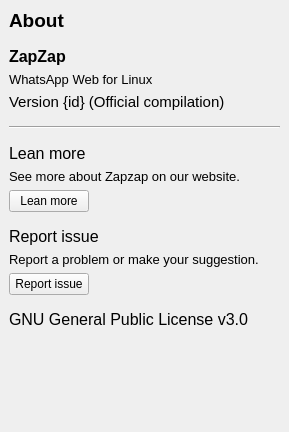
Above: zapzap/view/ui/about_page.ui from jmbatistav/zapzap before the change. Below: the same form after it.
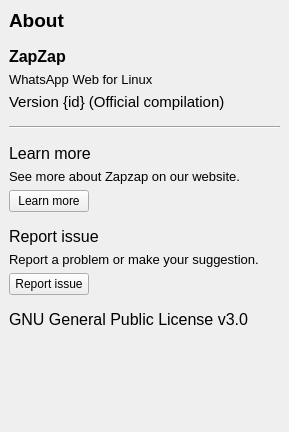
That is the form after the change.

Commit message: Fixed typo in label and button: 'Lean more' changed to 'Learn more'

Diff of the .ui file:
```diff
--- a/zapzap/view/ui/about_page.ui
+++ b/zapzap/view/ui/about_page.ui
@@ -142,7 +142,7 @@
             </font>
            </property>
            <property name="text">
-            <string>Lean more</string>
+            <string>Learn more</string>
            </property>
           </widget>
          </item>
@@ -167,7 +167,7 @@
             </sizepolicy>
            </property>
            <property name="text">
-            <string>Lean more</string>
+            <string>Learn more</string>
            </property>
           </widget>
          </item>
```
The commit also changes 44 other files.
